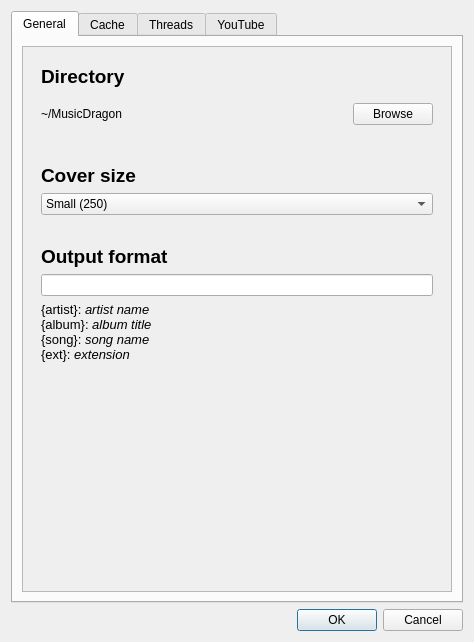
Above: res/ui/preferenceswindow.ui from Docheinstein/music-dragon before the change. Below: the same form after it.
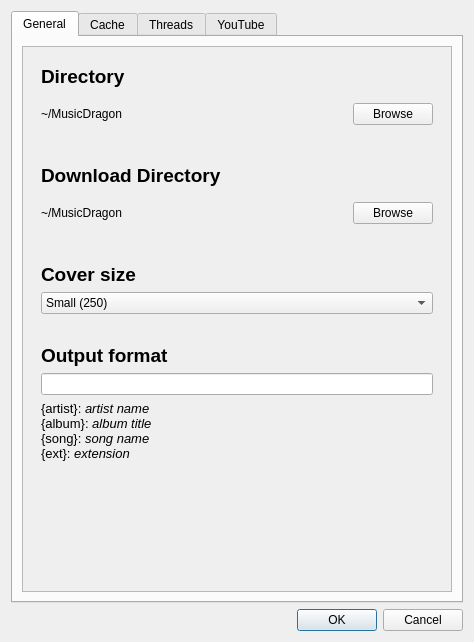
That is the form after the change. The open tabs and pages were chosen to show the change. Icons and pictures are not drawn. Custom widgets are drawn as their Qt base class.

Commit message: Separate directory from download_directory

```diff
--- a/res/ui/preferenceswindow.ui
+++ b/res/ui/preferenceswindow.ui
@@ -116,6 +116,80 @@
              </layout>
             </widget>
            </item>
+           <item>
+            <widget class="QWidget" name="directoryWidget_2" native="true">
+             <property name="sizePolicy">
+              <sizepolicy hsizetype="Preferred" vsizetype="Minimum">
+               <horstretch>0</horstretch>
+               <verstretch>0</verstretch>
+              </sizepolicy>
+             </property>
+             <layout class="QVBoxLayout" name="verticalLayout_16">
+              <item>
+               <widget class="QLabel" name="label_11">
+                <property name="font">
+                 <font>
+                  <pointsize>14</pointsize>
+                  <weight>75</weight>
+                  <bold>true</bold>
+                 </font>
+                </property>
+                <property name="text">
+                 <string>Download Directory</string>
+                </property>
+               </widget>
+              </item>
+              <item>
+               <layout class="QHBoxLayout" name="horizontalLayout_3">
+                <item>
+                 <widget class="ClickableLabel" name="downloadDirectory">
+                  <property name="sizePolicy">
+                   <sizepolicy hsizetype="Preferred" vsizetype="Fixed">
+                    <horstretch>0</horstretch>
+                    <verstretch>0</verstretch>
+                   </sizepolicy>
+                  </property>
+                  <property name="minimumSize">
+                   <size>
+                    <width>0</width>
+                    <height>40</height>
+                   </size>
+                  </property>
+                  <property name="text">
+                   <string>~/MusicDragon</string>
+                  </property>
+                 </widget>
+                </item>
+                <item>
+                 <widget class="QPushButton" name="browseDownloadDirectoryButton">
+                  <property name="sizePolicy">
+                   <sizepolicy hsizetype="Fixed" vsizetype="Fixed">
+                    <horstretch>0</horstretch>
+                    <verstretch>0</verstretch>
+                   </sizepolicy>
+                  </property>
+                  <property name="cursor">
+                   <cursorShape>PointingHandCursor</cursorShape>
+                  </property>
+                  <property name="text">
+                   <string>Browse</string>
+                  </property>
+                  <property name="iconSize">
+                   <size>
+                    <width>24</width>
+                    <height>24</height>
+                   </size>
+                  </property>
+                  <property name="flat">
+                   <bool>false</bool>
+                  </property>
+                 </widget>
+                </item>
+               </layout>
+              </item>
+             </layout>
+            </widget>
+           </item>
            <item>
             <widget class="QWidget" name="widget" native="true">
              <layout class="QVBoxLayout" name="verticalLayout_5">
```
Left out of the diff: 10 changed lines with no effect on the pictures. The commit also changes 8 other files.
